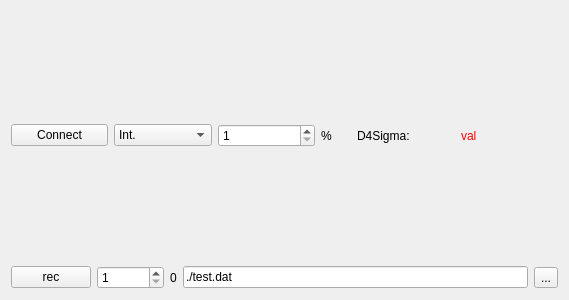
Old version of the form CCD.ui in the repository xkronosua/linCCD.
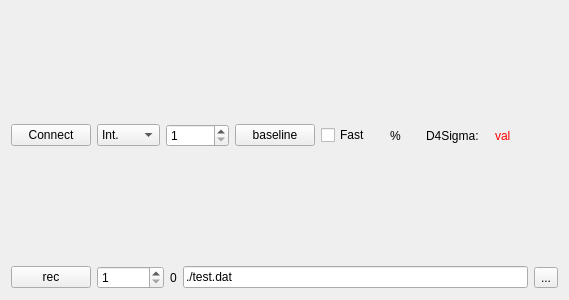
New version of the form.

The edit to the form file:
```diff
--- a/CCD.ui
+++ b/CCD.ui
@@ -53,6 +53,23 @@
        </property>
       </widget>
      </item>
+     <item>
+      <widget class="QPushButton" name="CCD_baseline">
+       <property name="text">
+        <string>baseline</string>
+       </property>
+       <property name="checkable">
+        <bool>true</bool>
+       </property>
+      </widget>
+     </item>
+     <item>
+      <widget class="QCheckBox" name="CCD_fastMode">
+       <property name="text">
+        <string>Fast</string>
+       </property>
+      </widget>
+     </item>
      <item>
       <widget class="QLabel" name="label">
        <property name="maximumSize">
```
